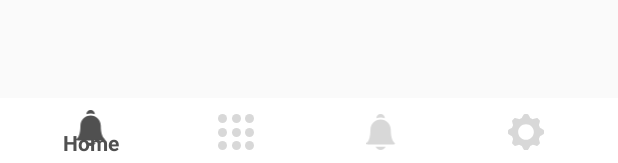
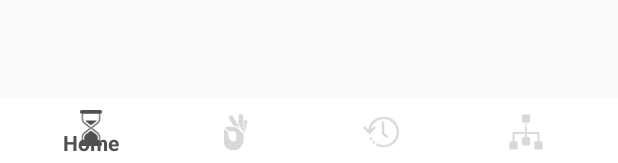
Before and after one commit to MuhammadAkkad/HR-thema, an Android app: the layout app_bar_default.xml on its own in the app's theme, with its tools: preview values and no code run, on a phone screen of 412 x 824 dp. Shown: the part 1070-1233 px from the top of the screen. Run offline under Robolectric (Android 15) with nearby library versions, the phone set to English and light mode, and no system bars.

Commit message:
Update bottom_navigation_menu.xml

```diff
--- a/app/src/main/res/menu/bottom_navigation_menu.xml
+++ b/app/src/main/res/menu/bottom_navigation_menu.xml
@@ -2,18 +2,18 @@
 <menu xmlns:android="http://schemas.android.com/apk/res/android">
     <item
         android:id="@+id/navigation_home"
-        android:icon="@drawable/ic_bell"
+        android:icon="@drawable/ic_group_3"
         android:title="Home" />
     <item
         android:id="@+id/navigation_menu"
-        android:icon="@drawable/ic_group_3_copy"
+        android:icon="@drawable/ic_ok"
         android:title="SMS" />
     <item
         android:id="@+id/navigation_notifications"
-        android:icon="@drawable/ic_group_4_copy"
+        android:icon="@drawable/ic_history"
         android:title="Notification" />
     <item
         android:id="@+id/navigation_settings"
-        android:icon="@drawable/ic_cogwheel"
+        android:icon="@drawable/ic_diagram"
         android:title="Notification" />
 </menu>
```
